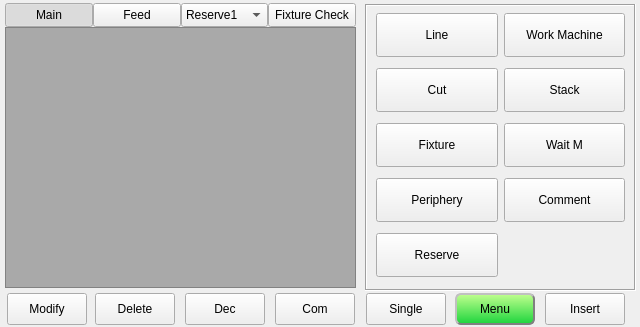
Above: hcinstruction/ichcinstructionpageframe.ui from GaussCheng/2-5AxisPunch before the change. Below: the same form after it.
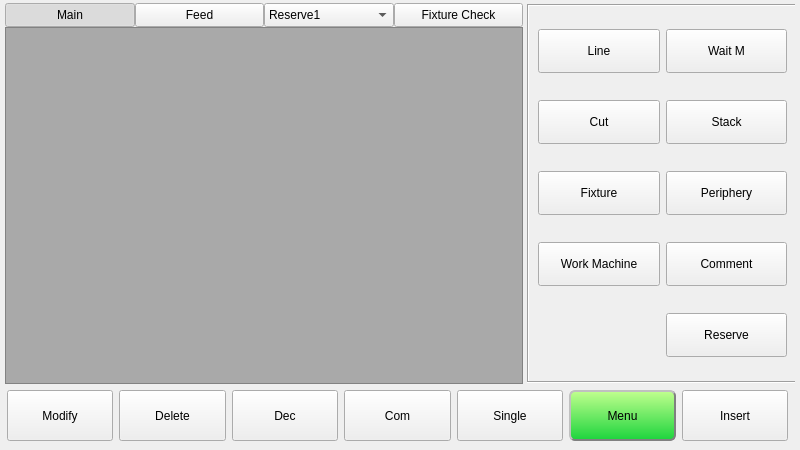
That is the form after the change. Icons and pictures are not drawn. Custom widgets are drawn as their Qt base class.

What changed in the file:
```diff
--- a/hcinstruction/ichcinstructionpageframe.ui
+++ b/hcinstruction/ichcinstructionpageframe.ui
@@ -6,16 +6,10 @@
    <rect>
     <x>0</x>
     <y>0</y>
-    <width>640</width>
-    <height>327</height>
+    <width>800</width>
+    <height>450</height>
    </rect>
   </property>
-  <property name="maximumSize">
-   <size>
-    <width>640</width>
-    <height>400</height>
-   </size>
-  </property>
   <property name="windowTitle">
    <string>Frame</string>
   </property>
@@ -38,220 +32,21 @@
     <rect>
      <x>5</x>
      <y>3</y>
-     <width>640</width>
-     <height>327</height>
+     <width>790</width>
+     <height>451</height>
     </rect>
    </property>
    <property name="currentIndex">
     <number>0</number>
    </property>
    <widget class="QWidget" name="stackedWidgetPage1">
-    <widget class="QToolButton" name="insertToolButton">
-     <property name="geometry">
-      <rect>
-       <x>540</x>
-       <y>290</y>
-       <width>80</width>
-       <height>32</height>
-      </rect>
-     </property>
-     <property name="sizePolicy">
-      <sizepolicy hsizetype="Preferred" vsizetype="Preferred">
-       <horstretch>0</horstretch>
-       <verstretch>0</verstretch>
-      </sizepolicy>
-     </property>
-     <property name="text">
-      <string>Insert</string>
-     </property>
-     <property name="icon">
-      <iconset resource="../resource.qrc">
-       <normaloff>:/resource/insert(32).png</normaloff>:/resource/insert(32).png</iconset>
-     </property>
-     <property name="iconSize">
-      <size>
-       <width>32</width>
-       <height>32</height>
-      </size>
-     </property>
-     <property name="toolButtonStyle">
-      <enum>Qt::ToolButtonTextBesideIcon</enum>
-     </property>
-    </widget>
-    <widget class="QToolButton" name="downButton">
-     <property name="geometry">
-      <rect>
-       <x>180</x>
-       <y>290</y>
-       <width>80</width>
-       <height>32</height>
-      </rect>
-     </property>
-     <property name="sizePolicy">
-      <sizepolicy hsizetype="Preferred" vsizetype="Preferred">
-       <horstretch>0</horstretch>
-       <verstretch>0</verstretch>
-      </sizepolicy>
-     </property>
-     <property name="text">
-      <string>Dec</string>
-     </property>
-     <property name="icon">
-      <iconset resource="../resource.qrc">
-       <normaloff>:/resource/mergeDown.png</normaloff>:/resource/mergeDown.png</iconset>
-     </property>
-     <property name="iconSize">
-      <size>
-       <width>32</width>
-       <height>32</height>
-      </size>
-     </property>
-     <property name="toolButtonStyle">
-      <enum>Qt::ToolButtonTextBesideIcon</enum>
-     </property>
-     <property name="arrowType">
-      <enum>Qt::NoArrow</enum>
-     </property>
-    </widget>
-    <widget class="QToolButton" name="upButton">
-     <property name="geometry">
-      <rect>
-       <x>270</x>
-       <y>290</y>
-       <width>80</width>
-       <height>32</height>
-      </rect>
-     </property>
-     <property name="sizePolicy">
-      <sizepolicy hsizetype="Preferred" vsizetype="Preferred">
-       <horstretch>0</horstretch>
-       <verstretch>0</verstretch>
-      </sizepolicy>
-     </property>
-     <property name="text">
-      <string>Com</string>
-     </property>
-     <property name="icon">
-      <iconset resource="../resource.qrc">
-       <normaloff>:/resource/mergeUp.png</normaloff>:/resource/mergeUp.png</iconset>
-     </property>
-     <property name="iconSize">
-      <size>
-       <width>32</width>
-       <height>32</height>
-      </size>
-     </property>
-     <property name="toolButtonStyle">
-      <enum>Qt::ToolButtonTextBesideIcon</enum>
-     </property>
-     <property name="arrowType">
-      <enum>Qt::NoArrow</enum>
-     </property>
-    </widget>
-    <widget class="QToolButton" name="commandButton">
-     <property name="geometry">
-      <rect>
-       <x>450</x>
-       <y>290</y>
-       <width>80</width>
-       <height>32</height>
-      </rect>
-     </property>
-     <property name="sizePolicy">
-      <sizepolicy hsizetype="Preferred" vsizetype="Preferred">
-       <horstretch>0</horstretch>
-       <verstretch>0</verstretch>
-      </sizepolicy>
-     </property>
-     <property name="styleSheet">
-      <string notr="true">#commandButton{
-     border-style: outset;
-     border-width: 2px;
-     border-radius: 6px;
-     border-color: gray;
-	background-color: qlineargradient(spread:pad, x1:1, y1:1, x2:1, y2:0, stop:0 rgba(29, 212, 61, 255), stop:1 rgba(193, 255, 142, 255));
-}
-#commandButton:pressed{
-     border-style: inset;
-	background-color: qlineargradient(spread:pad, x1:1, y1:0, x2:1, y2:1, stop:0 rgba(29, 212, 61, 255), stop:1 rgba(193, 255, 142, 255));
-	color:black;
-}</string>
-     </property>
-     <property name="text">
-      <string>Menu</string>
-     </property>
-    </widget>
-    <widget class="QToolButton" name="modifyToolButton">
-     <property name="geometry">
-      <rect>
-       <x>2</x>
-       <y>290</y>
-       <width>80</width>
-       <height>32</height>
-      </rect>
-     </property>
-     <property name="sizePolicy">
-      <sizepolicy hsizetype="Preferred" vsizetype="Preferred">
-       <horstretch>0</horstretch>
-       <verstretch>0</verstretch>
-      </sizepolicy>
-     </property>
-     <property name="text">
-      <string>Modify</string>
-     </property>
-     <property name="icon">
-      <iconset resource="../resource.qrc">
-       <normaloff>:/resource/modify.png</normaloff>:/resource/modify.png</iconset>
-     </property>
-     <property name="iconSize">
-      <size>
-       <width>32</width>
-       <height>32</height>
-      </size>
-     </property>
-     <property name="toolButtonStyle">
-      <enum>Qt::ToolButtonTextBesideIcon</enum>
-     </property>
-    </widget>
-    <widget class="QToolButton" name="deleteToolButton">
-     <property name="geometry">
-      <rect>
-       <x>90</x>
-       <y>290</y>
-       <width>80</width>
-       <height>32</height>
-      </rect>
-     </property>
-     <property name="sizePolicy">
-      <sizepolicy hsizetype="Preferred" vsizetype="Preferred">
-       <horstretch>0</horstretch>
-       <verstretch>0</verstretch>
-      </sizepolicy>
-     </property>
-     <property name="text">
-      <string>Delete</string>
-     </property>
-     <property name="icon">
-      <iconset resource="../resource.qrc">
-       <normaloff>:/resource/Delete-icon(32).png</normaloff>:/resource/Delete-icon(32).png</iconset>
-     </property>
-     <property name="iconSize">
-      <size>
-       <width>32</width>
-       <height>32</height>
-      </size>
-     </property>
-     <property name="toolButtonStyle">
-      <enum>Qt::ToolButtonTextBesideIcon</enum>
-     </property>
-    </widget>
     <widget class="QStackedWidget" name="settingStackedWidget">
      <property name="geometry">
       <rect>
-       <x>360</x>
+       <x>522</x>
        <y>1</y>
        <width>271</width>
-       <height>287</height>
+       <height>379</height>
       </rect>
      </property>
      <property name="sizePolicy">
@@ -270,14 +65,14 @@
       <number>0</number>
      </property>
      <widget class="QWidget" name="actionSelectPage">
-      <layout class="QGridLayout" name="gridLayout">
+      <layout class="QGridLayout" name="gridLayout_4">
        <property name="topMargin">
         <number>2</number>
        </property>
        <property name="bottomMargin">
         <number>2</number>
        </property>
-       <item row="4" column="1">
+       <item row="3" column="1">
         <widget class="QToolButton" name="commentButton">
          <property name="sizePolicy">
           <sizepolicy hsizetype="Preferred" vsizetype="Preferred">
@@ -285,12 +80,6 @@
            <verstretch>0</verstretch>
           </sizepolicy>
          </property>
-         <property name="minimumSize">
-          <size>
-           <width>0</width>
-           <height>32</height>
-          </size>
-         </property>
          <property name="maximumSize">
           <size>
            <width>16777215</width>
@@ -323,12 +112,6 @@
            <verstretch>0</verstretch>
           </sizepolicy>
          </property>
-         <property name="minimumSize">
-          <size>
-           <width>0</width>
-           <height>32</height>
-          </size>
-         </property>
          <property name="maximumSize">
           <size>
            <width>16777215</width>
@@ -353,121 +136,7 @@
          </property>
         </widget>
        </item>
-       <item row="1" column="0">
-        <widget class="QToolButton" name="cutButton">
-         <property name="sizePolicy">
-          <sizepolicy hsizetype="Preferred" vsizetype="Preferred">
-           <horstretch>0</horstretch>
-           <verstretch>0</verstretch>
-          </sizepolicy>
-         </property>
-         <property name="minimumSize">
-          <size>
-           <width>0</width>
-           <height>32</height>
-          </size>
-         </property>
-         <property name="maximumSize">
-          <size>
-           <width>16777215</width>
-           <height>44</height>
-          </size>
-         </property>
-         <property name="text">
-          <string>Cut</string>
-         </property>
-         <property name="icon">
-          <iconset resource="../resource.qrc">
-           <normaloff>:/resource/fixture_check(32).png</normaloff>:/resource/fixture_check(32).png</iconset>
-         </property>
-         <property name="iconSize">
-          <size>
-           <width>32</width>
-           <height>32</height>
-          </size>
-         </property>
-         <property name="toolButtonStyle">
-          <enum>Qt::ToolButtonTextBesideIcon</enum>
-         </property>
-        </widget>
-       </item>
-       <item row="2" column="0">
-        <widget class="QToolButton" name="fixtureButton">
-         <property name="sizePolicy">
-          <sizepolicy hsizetype="Preferred" vsizetype="Preferred">
-           <horstretch>0</horstretch>
-           <verstretch>0</verstretch>
-          </sizepolicy>
-         </property>
-         <property name="minimumSize">
-          <size>
-           <width>0</width>
-           <height>32</height>
-          </size>
-         </property>
-         <property name="maximumSize">
-          <size>
-           <width>16777215</width>
-           <height>44</height>
-          </size>
-         </property>
-         <property name="text">
-          <string>Fixture</string>
-         </property>
-         <property name="icon">
-          <iconset resource="../resource.qrc">
-           <normaloff>:/resource/fixture(32).png</normaloff>:/resource/fixture(32).png</iconset>
-         </property>
-         <property name="iconSize">
-          <size>
-           <width>32</width>
-           <height>32</height>
-          </size>
-         </property>
-         <property name="toolButtonStyle">
-          <enum>Qt::ToolButtonTextBesideIcon</enum>
-         </property>
-        </widget>
-       </item>
        <item row="2" column="1">
-        <widget class="QToolButton" name="waitMButton">
-         <property name="sizePolicy">
-          <sizepolicy hsizetype="Preferred" vsizetype="Preferred">
-           <horstretch>0</horstretch>
-           <verstretch>0</verstretch>
-          </sizepolicy>
-         </property>
-         <property name="minimumSize">
-          <size>
-           <width>0</width>
-           <height>32</height>
-          </size>
-         </property>
-         <property name="maximumSize">
-          <size>
-           <width>16777215</width>
-           <height>44</height>
-          </size>
-         </property>
-         <property name="text">
-          <string>Wait M</string>
-         </property>
-         <property name="icon">
-          <iconset resource="../resource.qrc">
-           <normaloff>:/resource/stepInto.png</normaloff>:/resource/stepInto.png</iconset>
-         </property>
-         <property name="iconSize">
-          <size>
-           <width>32</width>
-           <height>32</height>
-          </size>
-         </property>
-         <property name="toolButtonStyle">
-          <enum>Qt::ToolButtonTextBesideIcon</enum>
-         </property>
-        </widget>
-       </item>
-       <item row="4" column="0">
         <widget class="QToolButton" name="peripheryButton">
          <property name="sizePolicy">
           <sizepolicy hsizetype="Preferred" vsizetype="Preferred">
@@ -475,12 +144,6 @@
            <verstretch>0</verstretch>
           </sizepolicy>
          </property>
-         <property name="minimumSize">
-          <size>
-           <width>0</width>
-           <height>32</height>
-          </size>
-         </property>
          <property name="maximumSize">
           <size>
            <width>16777215</width>
@@ -505,6 +168,70 @@
          </property>
         </widget>
        </item>
+       <item row="0" column="1">
+        <widget class="QToolButton" name="waitMButton">
+         <property name="sizePolicy">
+          <sizepolicy hsizetype="Preferred" vsizetype="Preferred">
+           <horstretch>0</horstretch>
+           <verstretch>0</verstretch>
+          </sizepolicy>
+         </property>
+         <property name="maximumSize">
+          <size>
+           <width>16777215</width>
+           <height>44</height>
+          </size>
+         </property>
+         <property name="text">
+          <string>Wait M</string>
+         </property>
+         <property name="icon">
+          <iconset resource="../resource.qrc">
+           <normaloff>:/resource/stepInto.png</normaloff>:/resource/stepInto.png</iconset>
+         </property>
+         <property name="iconSize">
+          <size>
+           <width>32</width>
+           <height>32</height>
+          </size>
+         </property>
+         <property name="toolButtonStyle">
+          <enum>Qt::ToolButtonTextBesideIcon</enum>
+         </property>
+        </widget>
+       </item>
+       <item row="2" column="0">
+        <widget class="QToolButton" name="fixtureButton">
+         <property name="sizePolicy">
+          <sizepolicy hsizetype="Preferred" vsizetype="Preferred">
+           <horstretch>0</horstretch>
+           <verstretch>0</verstretch>
+          </sizepolicy>
+         </property>
+         <property name="maximumSize">
+          <size>
+           <width>16777215</width>
+           <height>44</height>
+          </size>
+         </property>
+         <property name="text">
+          <string>Fixture</string>
+         </property>
+         <property name="icon">
+          <iconset resource="../resource.qrc">
+           <normaloff>:/resource/fixture(32).png</normaloff>:/resource/fixture(32).png</iconset>
+         </property>
+         <property name="iconSize">
+          <size>
+           <width>32</width>
+           <height>32</height>
+          </size>
+         </property>
+         <property name="toolButtonStyle">
+          <enum>Qt::ToolButtonTextBesideIcon</enum>
+         </property>
+        </widget>
+       </item>
        <item row="1" column="1">
         <widget class="QToolButton" name="stackButton">
          <property name="sizePolicy">
@@ -513,12 +240,6 @@
            <verstretch>0</verstretch>
           </sizepolicy>
          </property>
-         <property name="minimumSize">
-          <size>
-           <width>0</width>
-           <height>32</height>
-          </size>
-         </property>
          <property name="maximumSize">
           <size>
            <width>16777215</width>
@@ -543,20 +264,14 @@
          </property>
         </widget>
        </item>
-       <item row="0" column="1">
-        <widget class="QToolButton" name="workMachineIOButton">
+       <item row="1" column="0">
+        <widget class="QToolButton" name="cutButton">
          <property name="sizePolicy">
           <sizepolicy hsizetype="Preferred" vsizetype="Preferred">
            <horstretch>0</horstretch>
            <verstretch>0</verstretch>
           </sizepolicy>
          </property>
-         <property name="minimumSize">
-          <size>
-           <width>0</width>
-           <height>32</height>
-          </size>
-         </property>
          <property name="maximumSize">
           <size>
            <width>16777215</width>
@@ -564,7 +279,7 @@
           </size>
          </property>
          <property name="text">
-          <string>Work Machine</string>
+          <string>Cut</string>
          </property>
          <property name="icon">
           <iconset resource="../resource.qrc">
@@ -581,7 +296,7 @@
          </property>
         </widget>
        </item>
-       <item row="5" column="0">
+       <item row="5" column="1">
         <widget class="QToolButton" name="pneumaticButton">
          <property name="sizePolicy">
           <sizepolicy hsizetype="Preferred" vsizetype="Preferred">
@@ -589,12 +304,6 @@
            <verstretch>0</verstretch>
           </sizepolicy>
          </property>
-         <property name="minimumSize">
-          <size>
-           <width>0</width>
-           <height>32</height>
-          </size>
-         </property>
          <property name="maximumSize">
           <size>
            <width>16777215</width>
@@ -619,6 +328,38 @@
          </property>
         </widget>
        </item>
+       <item row="3" column="0">
+        <widget class="QToolButton" name="workMachineIOButton">
+         <property name="sizePolicy">
+          <sizepolicy hsizetype="Preferred" vsizetype="Preferred">
+           <horstretch>0</horstretch>
+           <verstretch>0</verstretch>
+          </sizepolicy>
+         </property>
+         <property name="maximumSize">
+          <size>
+           <width>16777215</width>
+           <height>44</height>
+          </size>
+         </property>
+         <property name="text">
+          <string>Work Machine</string>
+         </property>
+         <property name="icon">
+          <iconset resource="../resource.qrc">
+           <normaloff>:/resource/forming-machine(32).png</normaloff>:/resource/forming-machine(32).png</iconset>
+         </property>
+         <property name="iconSize">
+          <size>
+           <width>32</width>
+           <height>32</height>
+          </size>
+         </property>
+         <property name="toolButtonStyle">
+          <enum>Qt::ToolButtonTextBesideIcon</enum>
+         </property>
+        </widget>
+       </item>
       </layout>
      </widget>
     </widget>
@@ -627,8 +368,8 @@
       <rect>
        <x>0</x>
        <y>0</y>
-       <width>351</width>
-       <height>285</height>
+       <width>518</width>
+       <height>381</height>
       </rect>
      </property>
      <layout class="QVBoxLayout" name="verticalLayout">
@@ -808,24 +549,193 @@
       </item>
      </layout>
     </widget>
-    <widget class="QPushButton" name="singleButton">
+    <widget class="QWidget" name="layoutWidget">
      <property name="geometry">
       <rect>
-       <x>361</x>
-       <y>290</y>
-       <width>80</width>
-       <height>32</height>
+       <x>2</x>
+       <y>387</y>
+       <width>781</width>
+       <height>51</height>
       </rect>
      </property>
-     <property name="sizePolicy">
-      <sizepolicy hsizetype="Minimum" vsizetype="Preferred">
-       <horstretch>0</horstretch>
-       <verstretch>0</verstretch>
-      </sizepolicy>
-     </property>
-     <property name="text">
-      <string>Single</string>
-     </property>
+     <layout class="QGridLayout" name="gridLayout">
+      <item row="0" column="0">
+       <widget class="QToolButton" name="modifyToolButton">
+        <property name="sizePolicy">
+         <sizepolicy hsizetype="Preferred" vsizetype="Preferred">
+          <horstretch>0</horstretch>
+          <verstretch>0</verstretch>
+         </sizepolicy>
+        </property>
+        <property name="text">
+         <string>Modify</string>
+        </property>
+        <property name="icon">
+         <iconset resource="../resource.qrc">
+          <normaloff>:/resource/modify.png</normaloff>:/resource/modify.png</iconset>
+        </property>
+        <property name="iconSize">
+         <size>
+          <width>32</width>
+          <height>32</height>
+         </size>
+        </property>
+        <property name="toolButtonStyle">
+         <enum>Qt::ToolButtonTextBesideIcon</enum>
+        </property>
+       </widget>
+      </item>
+      <item row="0" column="2">
+       <widget class="QToolButton" name="downButton">
+        <property name="sizePolicy">
+         <sizepolicy hsizetype="Preferred" vsizetype="Preferred">
+          <horstretch>0</horstretch>
+          <verstretch>0</verstretch>
+         </sizepolicy>
+        </property>
+        <property name="text">
+         <string>Dec</string>
+        </property>
+        <property name="icon">
+         <iconset resource="../resource.qrc">
+          <normaloff>:/resource/mergeDown.png</normaloff>:/resource/mergeDown.png</iconset>
+        </property>
+        <property name="iconSize">
+         <size>
+          <width>32</width>
+          <height>32</height>
+         </size>
+        </property>
+        <property name="toolButtonStyle">
+         <enum>Qt::ToolButtonTextBesideIcon</enum>
+        </property>
+        <property name="arrowType">
+         <enum>Qt::NoArrow</enum>
+        </property>
+       </widget>
+      </item>
+      <item row="0" column="3">
+       <widget class="QToolButton" name="upButton">
+        <property name="sizePolicy">
+         <sizepolicy hsizetype="Preferred" vsizetype="Preferred">
+          <horstretch>0</horstretch>
+          <verstretch>0</verstretch>
+         </sizepolicy>
+        </property>
+        <property name="text">
+         <string>Com</string>
+        </property>
+        <property name="icon">
+         <iconset resource="../resource.qrc">
+          <normaloff>:/resource/mergeUp.png</normaloff>:/resource/mergeUp.png</iconset>
+        </property>
+        <property name="iconSize">
+         <size>
+          <width>32</width>
+          <height>32</height>
+         </size>
+        </property>
+        <property name="toolButtonStyle">
+         <enum>Qt::ToolButtonTextBesideIcon</enum>
+        </property>
+        <property name="arrowType">
+         <enum>Qt::NoArrow</enum>
+        </property>
+       </widget>
+      </item>
+      <item row="0" column="6">
+       <widget class="QToolButton" name="insertToolButton">
+        <property name="sizePolicy">
+         <sizepolicy hsizetype="Preferred" vsizetype="Preferred">
+          <horstretch>0</horstretch>
+          <verstretch>0</verstretch>
+         </sizepolicy>
+        </property>
+        <property name="text">
+         <string>Insert</string>
+        </property>
+        <property name="icon">
+         <iconset resource="../resource.qrc">
+          <normaloff>:/resource/insert(32).png</normaloff>:/resource/insert(32).png</iconset>
+        </property>
+        <property name="iconSize">
+         <size>
+          <width>32</width>
+          <height>32</height>
+         </size>
+        </property>
+        <property name="toolButtonStyle">
+         <enum>Qt::ToolButtonTextBesideIcon</enum>
+        </property>
+       </widget>
+      </item>
+      <item row="0" column="4">
+       <widget class="QPushButton" name="singleButton">
+        <property name="sizePolicy">
+         <sizepolicy hsizetype="Minimum" vsizetype="Preferred">
+          <horstretch>0</horstretch>
+          <verstretch>0</verstretch>
+         </sizepolicy>
+        </property>
+        <property name="text">
+         <string>Single</string>
+        </property>
+       </widget>
+      </item>
+      <item row="0" column="1">
+       <widget class="QToolButton" name="deleteToolButton">
+        <property name="sizePolicy">
+         <sizepolicy hsizetype="Preferred" vsizetype="Preferred">
+          <horstretch>0</horstretch>
+          <verstretch>0</verstretch>
+         </sizepolicy>
+        </property>
+        <property name="text">
+         <string>Delete</string>
+        </property>
+        <property name="icon">
+         <iconset resource="../resource.qrc">
+          <normaloff>:/resource/Delete-icon(32).png</normaloff>:/resource/Delete-icon(32).png</iconset>
+        </property>
+        <property name="iconSize">
+         <size>
+          <width>32</width>
+          <height>32</height>
+         </size>
+        </property>
+        <property name="toolButtonStyle">
+         <enum>Qt::ToolButtonTextBesideIcon</enum>
+        </property>
+       </widget>
+      </item>
+      <item row="0" column="5">
+       <widget class="QToolButton" name="commandButton">
+        <property name="sizePolicy">
+         <sizepolicy hsizetype="Preferred" vsizetype="Preferred">
+          <horstretch>0</horstretch>
+          <verstretch>0</verstretch>
+         </sizepolicy>
+        </property>
+        <property name="styleSheet">
+         <string notr="true">#commandButton{
+     border-style: outset;
+     border-width: 2px;
+     border-radius: 6px;
+     border-color: gray;
+	background-color: qlineargradient(spread:pad, x1:1, y1:1, x2:1, y2:0, stop:0 rgba(29, 212, 61, 255), stop:1 rgba(193, 255, 142, 255));
+}
+#commandButton:pressed{
+     border-style: inset;
+	background-color: qlineargradient(spread:pad, x1:1, y1:0, x2:1, y2:1, stop:0 rgba(29, 212, 61, 255), stop:1 rgba(193, 255, 142, 255));
+	color:black;
+}</string>
+        </property>
+        <property name="text">
+         <string>Menu</string>
+        </property>
+       </widget>
+      </item>
+     </layout>
     </widget>
    </widget>
    <widget class="QWidget" name="stackedWidgetPage2">
```
Left out of the diff: 16 changed lines with no effect on the pictures.
